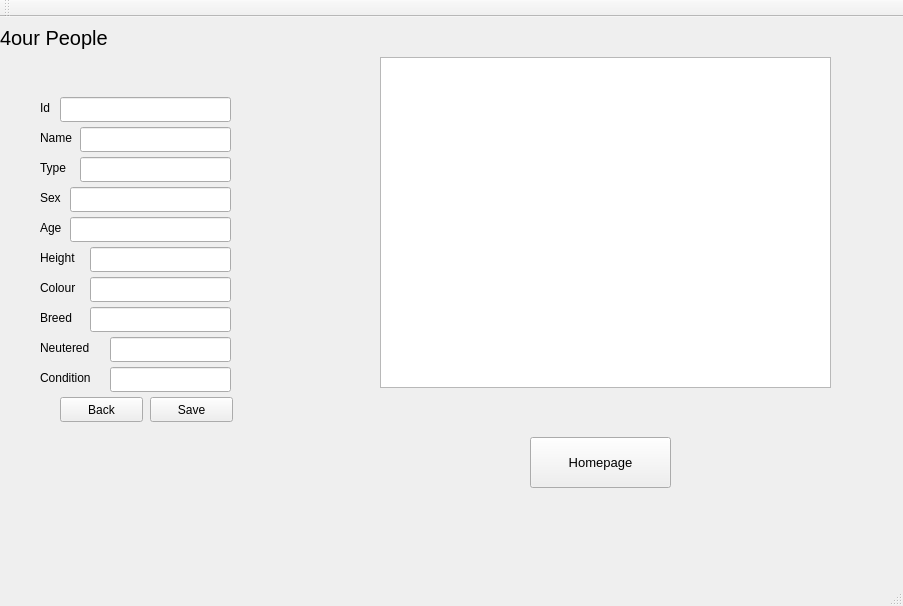
Above: qt_cuacs_UI/mainwindow.ui from kalebtesfay/Animal_Shelter_System before the change. Below: the same form after it.
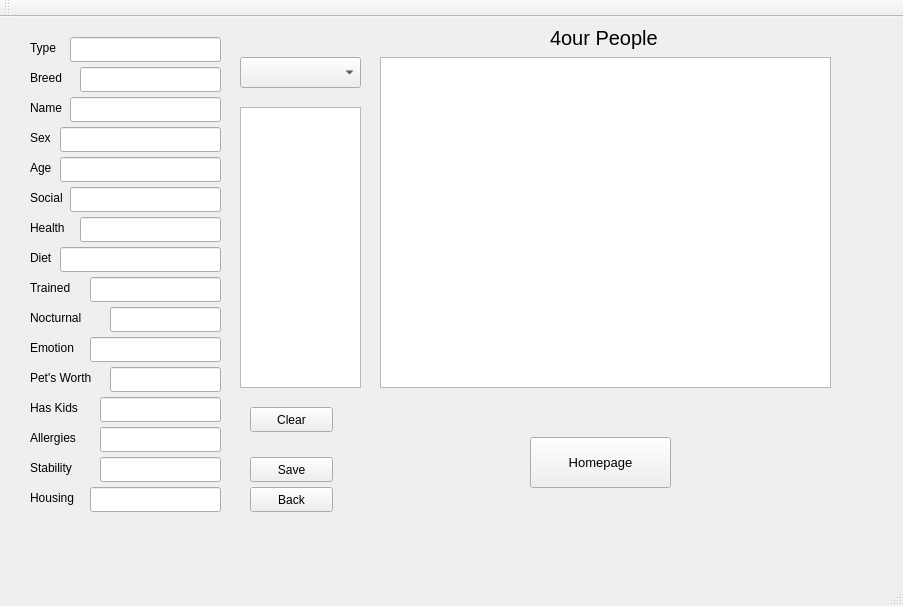
That is the form after the change. The open tabs and pages were chosen to show the change.

Patch:
```diff
--- a/qt_cuacs_UI/mainwindow.ui
+++ b/qt_cuacs_UI/mainwindow.ui
@@ -324,8 +324,8 @@
       <property name="geometry">
        <rect>
         <x>110</x>
-        <y>350</y>
-        <width>121</width>
+        <y>290</y>
+        <width>111</width>
         <height>25</height>
        </rect>
       </property>
@@ -333,47 +333,47 @@
      <widget class="QLabel" name="label_4">
       <property name="geometry">
        <rect>
-        <x>40</x>
-        <y>80</y>
-        <width>16</width>
+        <x>30</x>
+        <y>20</y>
+        <width>31</width>
         <height>21</height>
        </rect>
       </property>
       <property name="text">
-       <string>Id</string>
+       <string>Type</string>
       </property>
      </widget>
      <widget class="QLabel" name="label_5">
       <property name="geometry">
        <rect>
-        <x>40</x>
-        <y>110</y>
+        <x>30</x>
+        <y>50</y>
         <width>41</width>
         <height>21</height>
        </rect>
       </property>
       <property name="text">
-       <string>Name</string>
+       <string>Breed</string>
       </property>
      </widget>
      <widget class="QLabel" name="label_6">
       <property name="geometry">
        <rect>
-        <x>40</x>
-        <y>140</y>
-        <width>31</width>
+        <x>30</x>
+        <y>80</y>
+        <width>41</width>
         <height>21</height>
        </rect>
       </property>
       <property name="text">
-       <string>Type</string>
+       <string>Name</string>
       </property>
      </widget>
      <widget class="QLabel" name="label_7">
       <property name="geometry">
        <rect>
-        <x>40</x>
-        <y>170</y>
+        <x>30</x>
+        <y>110</y>
         <width>31</width>
         <height>21</height>
        </rect>
@@ -385,8 +385,8 @@
      <widget class="QLabel" name="label_8">
       <property name="geometry">
        <rect>
-        <x>40</x>
-        <y>200</y>
+        <x>30</x>
+        <y>140</y>
         <width>41</width>
         <height>21</height>
        </rect>
@@ -398,74 +398,74 @@
      <widget class="QLabel" name="label_9">
       <property name="geometry">
        <rect>
-        <x>40</x>
-        <y>230</y>
+        <x>30</x>
+        <y>170</y>
         <width>41</width>
         <height>21</height>
        </rect>
       </property>
       <property name="text">
-       <string>Height</string>
+       <string>Social</string>
       </property>
      </widget>
      <widget class="QLabel" name="label_10">
       <property name="geometry">
        <rect>
-        <x>40</x>
-        <y>260</y>
+        <x>30</x>
+        <y>200</y>
         <width>51</width>
         <height>21</height>
        </rect>
       </property>
       <property name="text">
-       <string>Colour</string>
+       <string>Health</string>
       </property>
      </widget>
      <widget class="QLabel" name="label_11">
       <property name="geometry">
        <rect>
-        <x>40</x>
-        <y>290</y>
-        <width>41</width>
+        <x>30</x>
+        <y>230</y>
+        <width>31</width>
         <height>21</height>
        </rect>
       </property>
       <property name="text">
-       <string>Breed</string>
+       <string>Diet</string>
       </property>
      </widget>
      <widget class="QLabel" name="label_12">
       <property name="geometry">
        <rect>
-        <x>40</x>
-        <y>320</y>
-        <width>61</width>
+        <x>30</x>
+        <y>260</y>
+        <width>51</width>
         <height>21</height>
        </rect>
       </property>
       <property name="text">
-       <string>Neutered</string>
+       <string>Trained</string>
       </property>
      </widget>
      <widget class="QLabel" name="label_13">
       <property name="geometry">
        <rect>
-        <x>40</x>
-        <y>350</y>
-        <width>61</width>
+        <x>30</x>
+        <y>290</y>
+        <width>71</width>
         <height>21</height>
        </rect>
       </property>
       <property name="text">
-       <string>Condition</string>
+       <string>Nocturnal</string>
       </property>
      </widget>
      <widget class="QLineEdit" name="lineEdit_17">
       <property name="geometry">
        <rect>
-        <x>110</x>
-        <y>320</y>
-        <width>121</width>
+        <x>90</x>
+        <y>260</y>
+        <width>131</width>
         <height>25</height>
        </rect>
       </property>
@@ -473,9 +473,9 @@
      <widget class="QLineEdit" name="lineEdit_18">
       <property name="geometry">
        <rect>
-        <x>90</x>
-        <y>290</y>
-        <width>141</width>
+        <x>60</x>
+        <y>230</y>
+        <width>161</width>
         <height>25</height>
        </rect>
       </property>
@@ -483,8 +483,8 @@
      <widget class="QLineEdit" name="lineEdit_19">
       <property name="geometry">
        <rect>
-        <x>90</x>
-        <y>260</y>
+        <x>80</x>
+        <y>200</y>
         <width>141</width>
         <height>25</height>
        </rect>
@@ -493,9 +493,9 @@
      <widget class="QLineEdit" name="lineEdit_20">
       <property name="geometry">
        <rect>
-        <x>90</x>
-        <y>230</y>
-        <width>141</width>
+        <x>70</x>
+        <y>170</y>
+        <width>151</width>
         <height>25</height>
        </rect>
       </property>
@@ -503,8 +503,8 @@
      <widget class="QLineEdit" name="lineEdit_21">
       <property name="geometry">
        <rect>
-        <x>70</x>
-        <y>200</y>
+        <x>60</x>
+        <y>140</y>
         <width>161</width>
         <height>25</height>
        </rect>
@@ -513,8 +513,8 @@
      <widget class="QLineEdit" name="lineEdit_22">
       <property name="geometry">
        <rect>
-        <x>70</x>
-        <y>170</y>
+        <x>60</x>
+        <y>110</y>
         <width>161</width>
         <height>25</height>
        </rect>
@@ -523,8 +523,8 @@
      <widget class="QLineEdit" name="lineEdit_23">
       <property name="geometry">
        <rect>
-        <x>80</x>
-        <y>140</y>
+        <x>70</x>
+        <y>80</y>
         <width>151</width>
         <height>25</height>
        </rect>
@@ -534,8 +534,8 @@
       <property name="geometry">
        <rect>
         <x>80</x>
-        <y>110</y>
-        <width>151</width>
+        <y>50</y>
+        <width>141</width>
         <height>25</height>
        </rect>
       </property>
@@ -543,9 +543,9 @@
      <widget class="QLineEdit" name="lineEdit_25">
       <property name="geometry">
        <rect>
-        <x>60</x>
-        <y>80</y>
-        <width>171</width>
+        <x>70</x>
+        <y>20</y>
+        <width>151</width>
         <height>25</height>
        </rect>
       </property>
@@ -553,8 +553,8 @@
      <widget class="QPushButton" name="pushButton_8">
       <property name="geometry">
        <rect>
-        <x>150</x>
-        <y>380</y>
+        <x>250</x>
+        <y>440</y>
         <width>83</width>
         <height>25</height>
        </rect>
@@ -584,8 +584,8 @@
      <widget class="QPushButton" name="pushButton_10">
       <property name="geometry">
        <rect>
-        <x>60</x>
-        <y>380</y>
+        <x>250</x>
+        <y>470</y>
         <width>83</width>
         <height>25</height>
        </rect>
@@ -597,6 +597,197 @@
      <widget class="QLabel" name="label_19">
       <property name="geometry">
        <rect>
+        <x>550</x>
+        <y>0</y>
+        <width>121</width>
+        <height>41</height>
+       </rect>
+      </property>
+      <property name="font">
+       <font>
+        <pointsize>15</pointsize>
+       </font>
+      </property>
+      <property name="text">
+       <string>4our People</string>
+      </property>
+     </widget>
+     <widget class="QLabel" name="label_20">
+      <property name="geometry">
+       <rect>
+        <x>30</x>
+        <y>320</y>
+        <width>61</width>
+        <height>21</height>
+       </rect>
+      </property>
+      <property name="text">
+       <string>Emotion</string>
+      </property>
+     </widget>
+     <widget class="QLineEdit" name="lineEdit_26">
+      <property name="geometry">
+       <rect>
+        <x>90</x>
+        <y>320</y>
+        <width>131</width>
+        <height>25</height>
+       </rect>
+      </property>
+     </widget>
+     <widget class="QLabel" name="label_21">
+      <property name="geometry">
+       <rect>
+        <x>30</x>
+        <y>350</y>
+        <width>81</width>
+        <height>21</height>
+       </rect>
+      </property>
+      <property name="text">
+       <string>Pet's Worth</string>
+      </property>
+     </widget>
+     <widget class="QLineEdit" name="lineEdit_27">
+      <property name="geometry">
+       <rect>
+        <x>110</x>
+        <y>350</y>
+        <width>111</width>
+        <height>25</height>
+       </rect>
+      </property>
+     </widget>
+     <widget class="QLineEdit" name="lineEdit_28">
+      <property name="geometry">
+       <rect>
+        <x>100</x>
+        <y>380</y>
+        <width>121</width>
+        <height>25</height>
+       </rect>
+      </property>
+     </widget>
+     <widget class="QLineEdit" name="lineEdit_29">
+      <property name="geometry">
+       <rect>
+        <x>100</x>
+        <y>410</y>
+        <width>121</width>
+        <height>25</height>
+       </rect>
+      </property>
+     </widget>
+     <widget class="QLineEdit" name="lineEdit_30">
+      <property name="geometry">
+       <rect>
+        <x>100</x>
+        <y>440</y>
+        <width>121</width>
+        <height>25</height>
+       </rect>
+      </property>
+     </widget>
+     <widget class="QLabel" name="label_26">
+      <property name="geometry">
+       <rect>
+        <x>30</x>
+        <y>380</y>
+        <width>61</width>
+        <height>21</height>
+       </rect>
+      </property>
+      <property name="text">
+       <string>Has Kids</string>
+      </property>
+     </widget>
+     <widget class="QLabel" name="label_27">
+      <property name="geometry">
+       <rect>
+        <x>30</x>
+        <y>410</y>
+        <width>61</width>
+        <height>21</height>
+       </rect>
+      </property>
+      <property name="text">
+       <string>Allergies</string>
+      </property>
+     </widget>
+     <widget class="QLabel" name="label_28">
+      <property name="geometry">
+       <rect>
+        <x>30</x>
+        <y>440</y>
+        <width>61</width>
+        <height>21</height>
+       </rect>
+      </property>
+      <property name="text">
+       <string>Stability</string>
+      </property>
+     </widget>
+     <widget class="QLineEdit" name="lineEdit_31">
+      <property name="geometry">
+       <rect>
+        <x>90</x>
+        <y>470</y>
+        <width>131</width>
+        <height>25</height>
+       </rect>
+      </property>
+     </widget>
+     <widget class="QLabel" name="label_29">
+      <property name="geometry">
+       <rect>
+        <x>30</x>
+        <y>470</y>
+        <width>51</width>
+        <height>21</height>
+       </rect>
+      </property>
+      <property name="text">
+       <string>Housing</string>
+      </property>
+     </widget>
+     <widget class="QListView" name="listView_2">
+      <property name="geometry">
+       <rect>
+        <x>240</x>
+        <y>90</y>
+        <width>121</width>
+        <height>281</height>
+       </rect>
+      </property>
+     </widget>
+     <widget class="QComboBox" name="comboBox">
+      <property name="geometry">
+       <rect>
+        <x>240</x>
+        <y>40</y>
+        <width>121</width>
+        <height>31</height>
+       </rect>
+      </property>
+     </widget>
+     <widget class="QPushButton" name="pushButton_24">
+      <property name="geometry">
+       <rect>
+        <x>250</x>
+        <y>390</y>
+        <width>83</width>
+        <height>25</height>
+       </rect>
+      </property>
+      <property name="text">
+       <string>Clear</string>
+      </property>
+     </widget>
+    </widget>
+    <widget class="QWidget" name="page_6">
+     <widget class="QLabel" name="label_22">
+      <property name="geometry">
+       <rect>
         <x>0</x>
         <y>0</y>
         <width>121</width>
```
Left out of the diff: 425 changed lines with no effect on the pictures.
